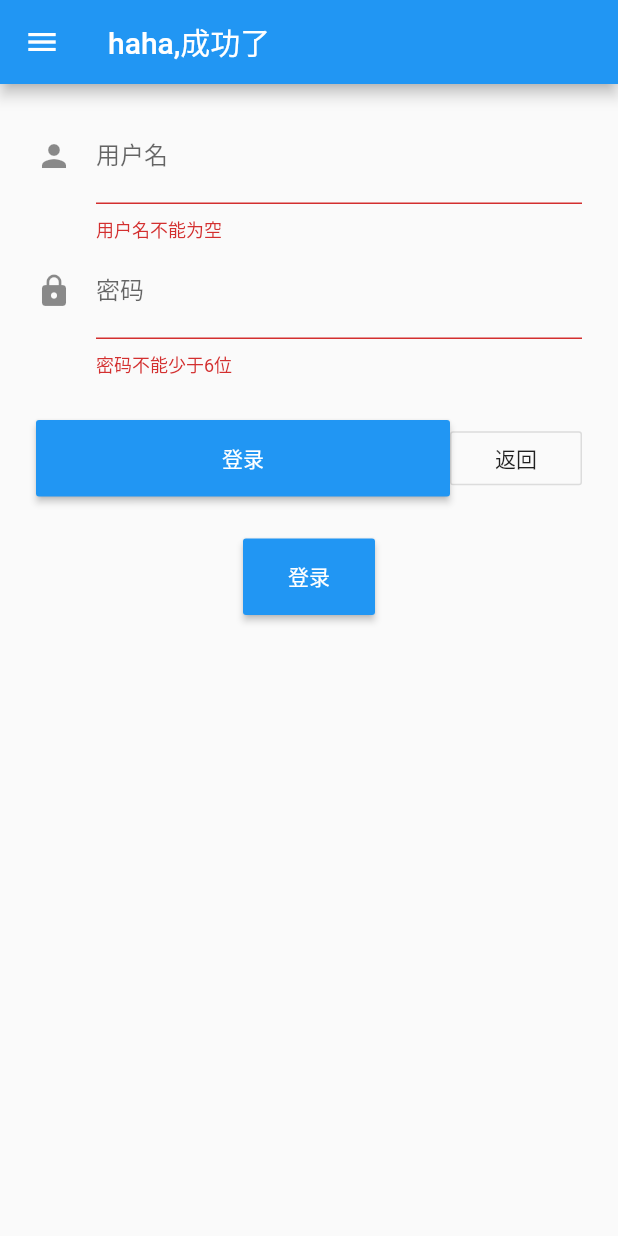
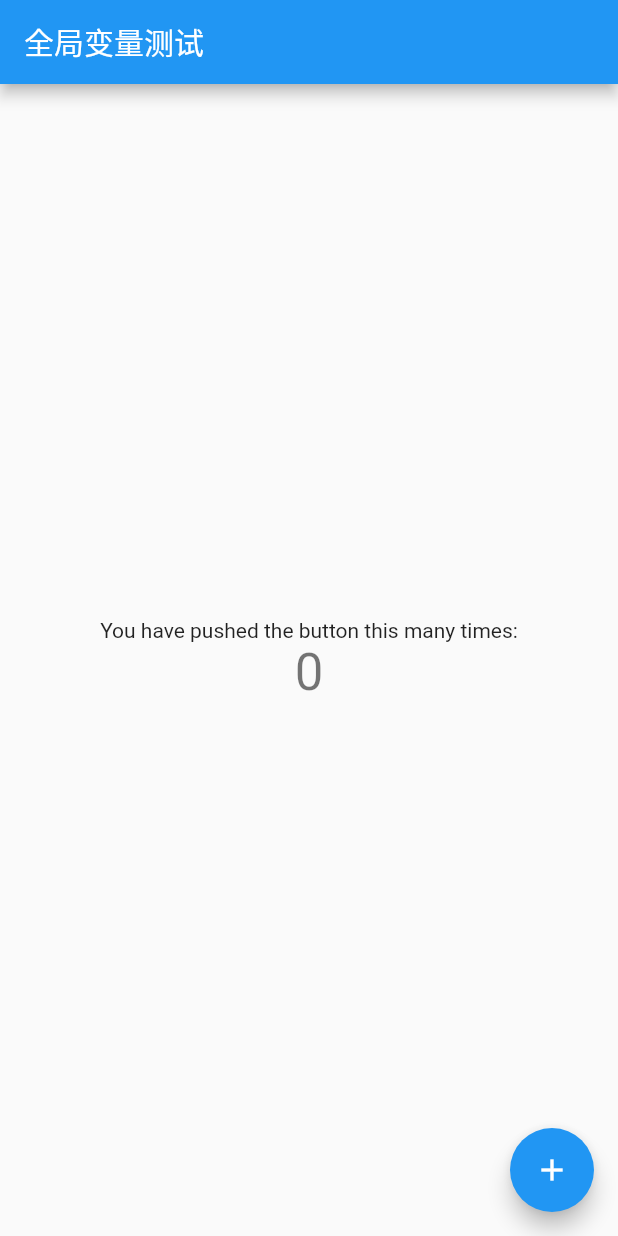
Before and after one commit to solace-lee/code_house_flutter, a Flutter app: the screen it shows after launch, after a tap on an icon or button, on a phone screen of 412 x 824 dp. Run offline on Flutter 3.47's test engine with Material 2 defaults, Android fonts, the phone set to English and light mode, and no system bars; our stand-ins replace dio, event_bus; missing offline and left inert: dio_flutter_transformer; generated files the repository leaves out were written again; network calls fail.

Commit message:
响应式变量

```diff
--- /dev/null
+++ b/lib/common/Provider.dart
@@ -0,0 +1,19 @@
+import 'package:flutter/foundation.dart';
+import 'package:flutter/material.dart';
+
+class Counter with ChangeNotifier, DiagnosticableTreeMixin {
+  String _count = '0';
+  String get count => _count;
+
+  void increment(String x) {
+    _count = x;
+    notifyListeners();
+  }
+
+  /// Makes `Counter` readable inside the devtools by listing all of its properties
+  @override
+  void debugFillProperties(DiagnosticPropertiesBuilder properties) {
+    super.debugFillProperties(properties);
+    properties.add(StringProperty('count', count));
+  }
+}
--- a/lib/main.dart
+++ b/lib/main.dart
@@ -1,4 +1,6 @@
 import 'package:flutter/material.dart';
+import 'package:provider/provider.dart';
+import 'common/Provider.dart';
 import 'common/global.dart';
 import 'routes.dart';
 
@@ -8,7 +10,13 @@ class GlobalConfig {
   static Color fontColor = Colors.black54;
 }
 
-void main() => Global.init().then((e) => runApp(MyApp()));
+void main() => Global.init().then((e) => runApp(
+  MultiProvider(
+    providers: [
+      ChangeNotifierProvider(create: (_) => Counter()),
+    ],
+    child: MyApp(),
+)));
 
 class MyApp extends StatelessWidget {
   @override
--- a/lib/routes.dart
+++ b/lib/routes.dart
@@ -1,13 +1,15 @@
-import 'package:codehouseflutter/routes/lean.dart';
-import 'package:codehouseflutter/routes/myExam.dart';
-import 'package:codehouseflutter/routes/nav.dart';
+import 'routes/lean.dart';
+import 'routes/myExam.dart';
+import 'routes/nav.dart';
 import 'package:flutter/material.dart';
+import 'routes/stateTest.dart';
 
 // 配置路由
 final routes = {
     '/home': (context) => NavBar(),
     '/myExam': (context, {arguments}) => MyExam(arguments: arguments),
-    '/lean': (context) => LeanPage()
+    '/lean': (context) => LeanPage(),
+    '/stateTest': (context) => StateTest()
  };
 
 // 监听路由
--- a/lib/routes/lean.dart
+++ b/lib/routes/lean.dart
@@ -20,9 +20,10 @@ class _LeanPageState extends State<LeanPage> {
             ),
             OutlineButton.icon(
               onPressed: () {
-                    Navigator.pushNamed(context, '/myExam', arguments: {
-                      'title':'haha,成功了'
-                    });
+                    // Navigator.pushNamed(context, '/myExam', arguments: {
+                    //   'title':'haha,成功了'
+                    // });
+                    Navigator.pushNamed(context, '/stateTest');
                 },
               icon: Text("\uE90D",
                 style: TextStyle(
--- /dev/null
+++ b/lib/routes/stateTest.dart
@@ -0,0 +1,54 @@
+import '../common/Provider.dart';
+import 'package:flutter/foundation.dart';
+import 'package:flutter/material.dart';
+import 'package:provider/provider.dart';
+
+class StateTest extends StatelessWidget {
+  @override
+  Widget build(BuildContext context) {
+    return const MaterialApp(
+      home: MyHomePage(),
+    );
+  }
+}
+
+class MyHomePage extends StatelessWidget {
+  const MyHomePage({Key key}) : super(key: key);
+
+  @override
+  Widget build(BuildContext context) {
+    return Scaffold(
+      appBar: AppBar(
+        title: const Text('全局变量测试'),
+      ),
+      body: Center(
+        child: Column(
+          mainAxisSize: MainAxisSize.min,
+          mainAxisAlignment: MainAxisAlignment.center,
+          children: <Widget>[
+            const Text('You have pushed the button this many times:'),
+            // 显示变量
+            const Count(),
+          ],
+        ),
+      ),
+      floatingActionButton: FloatingActionButton(
+        // 改变变量
+        onPressed: () => context.read<Counter>().increment('哈哈454564566464'),
+        tooltip: 'Increment',
+        child: const Icon(Icons.add),
+      ),
+    );
+  }
+}
+
+class Count extends StatelessWidget {
+  const Count({Key key}) : super(key: key);
+
+  @override
+  Widget build(BuildContext context) {
+    return Text(
+        '${context.watch<Counter>().count}',
+        style: Theme.of(context).textTheme.headline4);
+  }
+}
--- a/pubspec.yaml
+++ b/pubspec.yaml
@@ -33,6 +33,7 @@ dev_dependencies:
   build_runner: 1.10.0
   json_serializable: 3.3.0
   event_bus: 1.1.1
+  provider: 4.3.2+1
 
 
 # For information on the generic Dart part of this file, see the
```
Also changed, not shown: lib/routes/common/Provider.dart (added), pubspec.lock.
